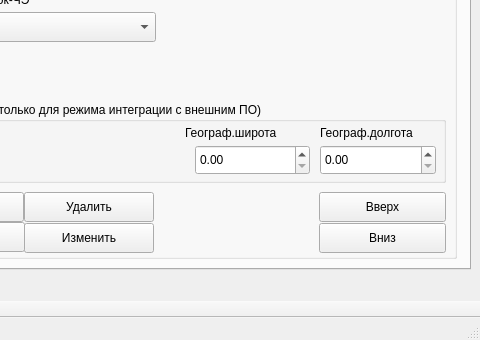
First picture: the form in m_cfg/MainWindowCFG.ui, repository xXRadioHeadXx/start7, before the edit; both pictures show x 563 to 1043 and y 250 to 590 of the 1043 by 590 pixel window.
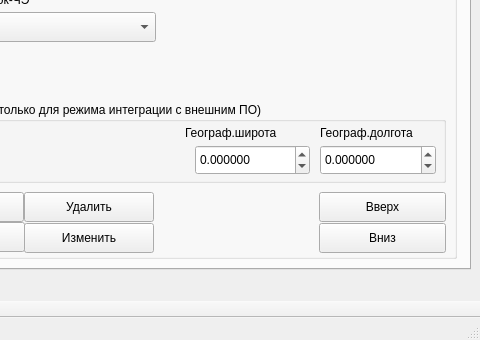
Second picture: the form after the edit. The open tabs and pages were chosen to show the change. Icons and pictures are not drawn. Custom widgets are drawn as their Qt base class.

```diff
--- a/m_cfg/MainWindowCFG.ui
+++ b/m_cfg/MainWindowCFG.ui
@@ -2099,6 +2099,12 @@
                <property name="contextMenuPolicy">
                 <enum>Qt::NoContextMenu</enum>
                </property>
+               <property name="decimals">
+                <number>6</number>
+               </property>
+               <property name="minimum">
+                <double>-9999.989999999999782</double>
+               </property>
                <property name="maximum">
                 <double>9999.989999999999782</double>
                </property>
@@ -2115,6 +2121,12 @@
                <property name="contextMenuPolicy">
                 <enum>Qt::NoContextMenu</enum>
                </property>
+               <property name="decimals">
+                <number>6</number>
+               </property>
+               <property name="minimum">
+                <double>-9999.989999999999782</double>
+               </property>
                <property name="maximum">
                 <double>9999.989999999999782</double>
                </property>
```
Left out of the diff: 2 changed lines with no effect on the pictures.
